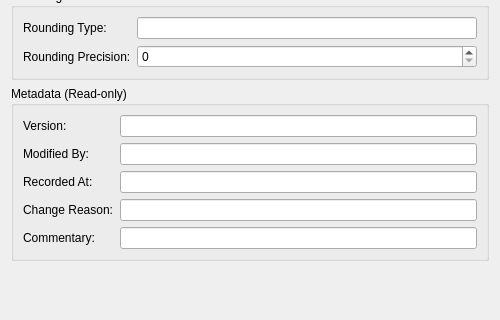
OreStudio/OreStudio, file projects/ores.qt/ui/CurrencyDetailDialog.ui: the form before one commit; both pictures show x 0 to 500 and y 330 to 650 of the 500 by 650 pixel window.
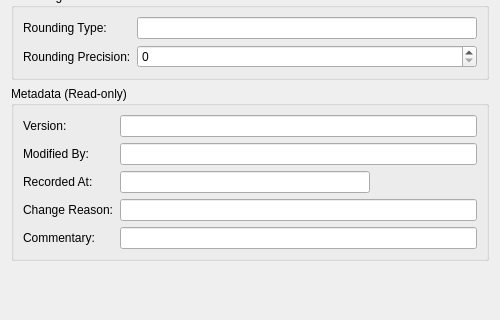
The form after the commit.

```diff
--- a/projects/ores.qt/ui/CurrencyDetailDialog.ui
+++ b/projects/ores.qt/ui/CurrencyDetailDialog.ui
@@ -208,6 +208,12 @@
         <property name="readOnly">
          <bool>true</bool>
         </property>
+        <property name="maximumSize">
+         <size>
+          <width>250</width>
+          <height>16777215</height>
+         </size>
+        </property>
        </widget>
       </item>
       <item row="3" column="0">
```
